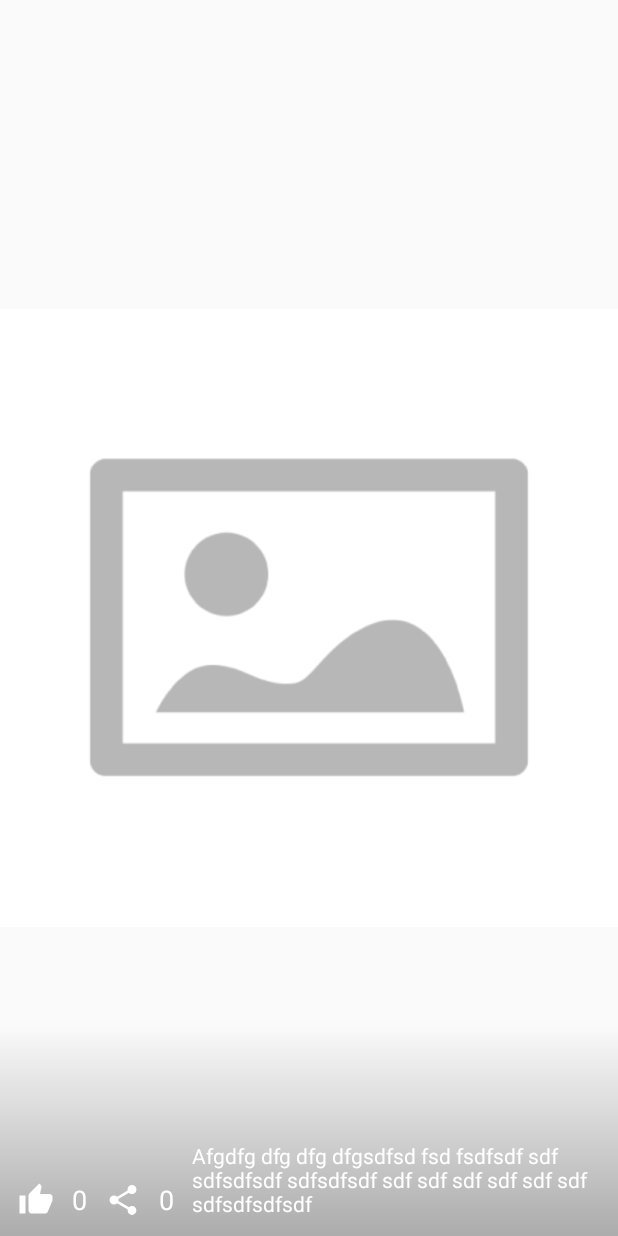
After one commit to altairzuzu/SolomatinTest, an Android app: the fragment PhotoFragment shown on its own in the app's theme, on a phone screen of 412 x 824 dp. The commit adds this screen. Run offline under Robolectric (Android 15) with nearby library versions, the phone set to English and light mode, and no system bars; our stand-ins replace ButterKnife, Picasso; pictures from the network do not load; 4 statements that could not run were skipped.

Commit message:
DetailActivity + ViewPager

```diff
--- a/app/src/main/java/ru/fordexsys/solomatintest/data/DataManager.java
+++ b/app/src/main/java/ru/fordexsys/solomatintest/data/DataManager.java
@@ -115,6 +115,7 @@ public class DataManager {
                     .doOnNext(new Action1<List<Photo>>() {
                         @Override
                         public void call(List<Photo> photoList) {
+                            localDataSource.clearPhotos();
                             localDataSource.savePhotos(photoList);
                         }
                     })
@@ -159,6 +160,10 @@ public class DataManager {
         }
     }
 
+    public void clearPhotos() {
+        localDataSource.clearPhotos();
+    }
+
 
 
 }
--- /dev/null
+++ b/app/src/main/java/ru/fordexsys/solomatintest/ui/detail/PhotoFragment.java
@@ -0,0 +1,83 @@
+package ru.fordexsys.solomatintest.ui.detail;
+
+import android.os.Bundle;
+import android.support.annotation.Nullable;
+import android.support.v4.app.Fragment;
+import android.view.LayoutInflater;
+import android.view.View;
+import android.view.ViewGroup;
+import android.widget.ImageView;
+import android.widget.TextView;
+
+import com.bumptech.glide.Glide;
+import com.squareup.picasso.Picasso;
+
+import butterknife.BindView;
+import butterknife.ButterKnife;
+import butterknife.Unbinder;
+import ru.fordexsys.solomatintest.R;
+import ru.fordexsys.solomatintest.data.model.Photo;
+
+/**
+ * Created by Altair on 25-Jun-17.
+ */
+
+public class PhotoFragment extends Fragment {
+
+    @BindView(R.id.detail_image)
+    ImageView detailImage;
+    @BindView(R.id.detail_likes)
+    TextView detailLikes;
+    @BindView(R.id.detail_reposts)
+    TextView detailReposts;
+    @BindView(R.id.detail_text)
+    TextView detailText;
+
+    private Unbinder unbinder;
+
+    private Photo currentPhoto;
+
+    public static PhotoFragment newInstance(Photo photo) {
+        Bundle args = new Bundle();
+        args.putParcelable("photo", photo);
+       PhotoFragment fragment = new PhotoFragment();
+        fragment.setArguments(args);
+        return fragment;
+    }
+
+    @Override
+    public void onCreate(@Nullable Bundle savedInstanceState) {
+        super.onCreate(savedInstanceState);
+        Bundle bundle = getArguments();
+        if (bundle != null && bundle.getParcelable("photo") != null) {
+            currentPhoto = bundle.getParcelable("photo");
+        }
+    }
+
+    @Nullable
+    @Override
+    public View onCreateView(LayoutInflater inflater, @Nullable ViewGroup container, @Nullable Bundle savedInstanceState) {
+        View view =  inflater.inflate(R.layout.fragment_page, container, false);
+        unbinder = ButterKnife.bind(this, view);
+
+        detailText.setText(currentPhoto.getText());
+        detailLikes.setText(String.valueOf(currentPhoto.getLikesCount()));
+        detailReposts.setText(String.valueOf(currentPhoto.getRepostsCount()));
+
+        final String url = currentPhoto.getPhotoBig();
+
+        Picasso.with(detailImage.getContext())
+                .load(url)
+                .placeholder(R.drawable.placeholder)
+                .error(R.drawable.placeholder)
+                .into(detailImage);
+
+        return view;
+    }
+
+    @Override
+    public void onDestroyView() {
+        unbinder.unbind();
+        super.onDestroyView();
+    }
+}
--- /dev/null
+++ b/app/src/main/res/drawable/ic_like.xml
@@ -0,0 +1,9 @@
+<vector xmlns:android="http://schemas.android.com/apk/res/android"
+        android:width="24dp"
+        android:height="24dp"
+        android:viewportWidth="24.0"
+        android:viewportHeight="24.0">
+    <path
+        android:fillColor="#FF000000"
+        android:pathData="M1,21h4L5,9L1,9v12zM23,10c0,-1.1 -0.9,-2 -2,-2h-6.31l0.95,-4.57 0.03,-0.32c0,-0.41 -0.17,-0.79 -0.44,-1.06L14.17,1 7.59,7.59C7.22,7.95 7,8.45 7,9v10c0,1.1 0.9,2 2,2h9c0.83,0 1.54,-0.5 1.84,-1.22l3.02,-7.05c0.09,-0.23 0.14,-0.47 0.14,-0.73v-1.91l-0.01,-0.01L23,10z"/>
+</vector>
--- /dev/null
+++ b/app/src/main/res/drawable/ic_repost.xml
@@ -0,0 +1,9 @@
+<vector xmlns:android="http://schemas.android.com/apk/res/android"
+        android:width="24dp"
+        android:height="24dp"
+        android:viewportWidth="24.0"
+        android:viewportHeight="24.0">
+    <path
+        android:fillColor="#FF000000"
+        android:pathData="M18,16.08c-0.76,0 -1.44,0.3 -1.96,0.77L8.91,12.7c0.05,-0.23 0.09,-0.46 0.09,-0.7s-0.04,-0.47 -0.09,-0.7l7.05,-4.11c0.54,0.5 1.25,0.81 2.04,0.81 1.66,0 3,-1.34 3,-3s-1.34,-3 -3,-3 -3,1.34 -3,3c0,0.24 0.04,0.47 0.09,0.7L8.04,9.81C7.5,9.31 6.79,9 6,9c-1.66,0 -3,1.34 -3,3s1.34,3 3,3c0.79,0 1.5,-0.31 2.04,-0.81l7.12,4.16c-0.05,0.21 -0.08,0.43 -0.08,0.65 0,1.61 1.31,2.92 2.92,2.92 1.61,0 2.92,-1.31 2.92,-2.92s-1.31,-2.92 -2.92,-2.92z"/>
+</vector>
--- /dev/null
+++ b/app/src/main/res/drawable/shape_gradient.xml
@@ -0,0 +1,8 @@
+<?xml version="1.0" encoding="utf-8"?>
+<shape xmlns:android="http://schemas.android.com/apk/res/android">
+    <gradient
+        android:startColor="@android:color/transparent"
+        android:endColor="#50000000"
+        android:angle="270">
+    </gradient>
+</shape>
--- /dev/null
+++ b/app/src/main/res/layout/fragment_page.xml
@@ -0,0 +1,72 @@
+<?xml version="1.0" encoding="utf-8"?>
+<RelativeLayout xmlns:android="http://schemas.android.com/apk/res/android"
+    android:layout_width="match_parent"
+    android:layout_height="match_parent">
+
+
+    <ImageView
+    android:id="@+id/detail_image"
+    android:layout_width="match_parent"
+    android:layout_height="match_parent" />
+
+    <ImageView
+        android:layout_width="match_parent"
+        android:layout_height="140dp"
+        android:layout_alignParentBottom="true"
+        android:src="@drawable/shape_gradient" />
+
+    <LinearLayout
+        android:layout_width="match_parent"
+        android:layout_height="wrap_content"
+        android:layout_alignParentBottom="true"
+        android:orientation="horizontal">
+
+        <ImageView
+            android:layout_width="wrap_content"
+            android:layout_height="wrap_content"
+            android:layout_gravity="bottom"
+            android:padding="12dp"
+            android:src="@drawable/ic_like"
+            android:tint="@color/white" />
+
+        <TextView
+            android:id="@+id/detail_likes"
+            android:layout_width="wrap_content"
+            android:layout_height="wrap_content"
+            android:layout_gravity="bottom"
+            android:paddingBottom="12dp"
+            android:text="0"
+            android:textAppearance="@style/Base.TextAppearance.AppCompat.Medium"
+            android:textColor="@color/white" />
+
+        <ImageView
+            android:layout_width="wrap_content"
+            android:layout_height="wrap_content"
+            android:layout_gravity="bottom"
+            android:padding="12dp"
+            android:src="@drawable/ic_repost"
+            android:tint="@color/white" />
+
+        <TextView
+            android:id="@+id/detail_reposts"
+            android:layout_width="wrap_content"
+            android:layout_height="wrap_content"
+            android:layout_gravity="bottom"
+            android:paddingBottom="12dp"
+            android:text="0"
+            android:textAppearance="@style/Base.TextAppearance.AppCompat.Medium"
+            android:textColor="@color/white" />
+
+        <TextView
+            android:id="@+id/detail_text"
+            android:layout_width="match_parent"
+            android:layout_height="wrap_content"
+            android:layout_margin="12dp"
+            android:maxLines="3"
+            android:ellipsize="end"
+            android:text="Afgdfg dfg dfg dfgsdfsd fsd fsdfsdf sdf sdfsdfsdf sdfsdfsdf sdf sdf sdf sdf sdf sdf sdfsdfsdfsdf"
+            android:textAppearance="@style/Base.TextAppearance.AppCompat.Small"
+            android:textColor="@color/white" />
+    </LinearLayout>
+
+</RelativeLayout>
```
Also changed, not shown: app/src/main/java/ru/fordexsys/solomatintest/data/local/LocalDataSource.java (+9 -0 lines), app/src/main/java/ru/fordexsys/solomatintest/data/model/Photo.java (+0 -21 lines), app/src/main/java/ru/fordexsys/solomatintest/ui/MainActivity.java (+13 -46 lines), app/src/main/java/ru/fordexsys/solomatintest/ui/PhotosRecyclerAdapter.java (+0 -23 lines), app/src/main/java/ru/fordexsys/solomatintest/ui/detail/DetailActivity.java (+153 -2 lines), app/src/main/java/ru/fordexsys/solomatintest/ui/detail/DetailMvpView.java (+6 -2 lines), app/src/main/java/ru/fordexsys/solomatintest/ui/detail/DetailPresenter.java (added, +91 -0 lines), app/src/main/res/drawable/ic_love.xml (added, +9 -0 lines), app/src/main/res/layout/activity_detail.xml (+8 -6 lines).
